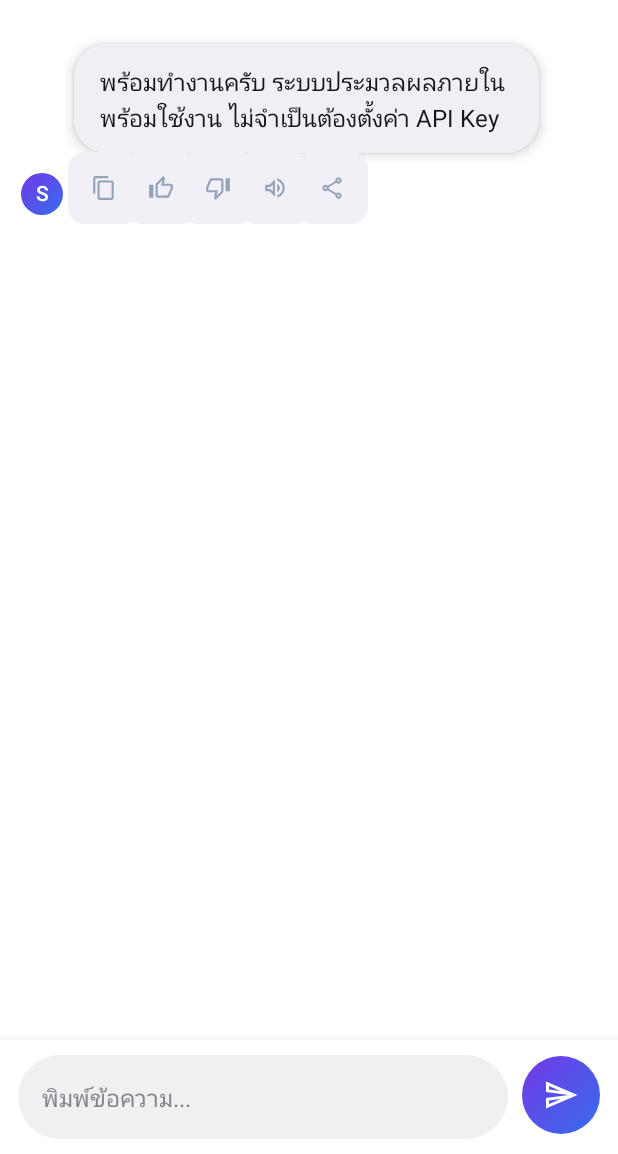
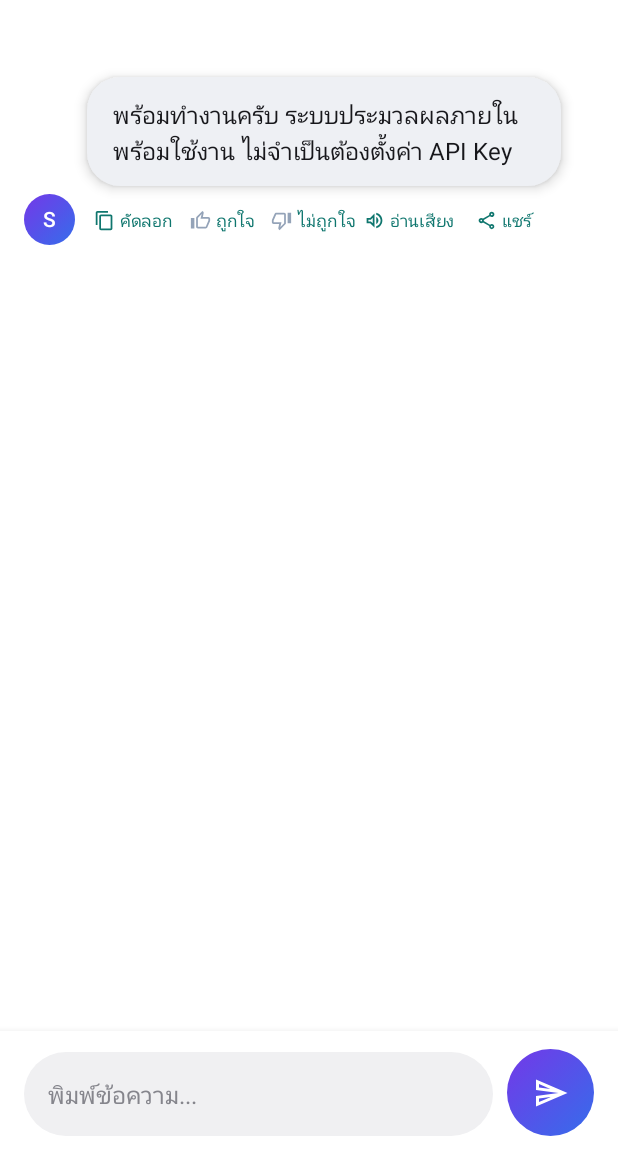
Before and after one commit to preecha021233-del/somchai-ai, an Android app built with Jetpack Compose: the screen it shows after launch (MainActivity), after a tap on "คัดลอก", on a phone screen of 412 x 824 dp, the part 82-1236 px from its top. Run offline under Robolectric (Android 15) with nearby library versions, the phone set to English and light mode, and no system bars.

Commit message:
Align SOMCHAI chat screen with approved Figma layout

```diff
--- a/app/src/main/java/com/somchai/ai/ui/AgentApp.kt
+++ b/app/src/main/java/com/somchai/ai/ui/AgentApp.kt
@@ -57,6 +57,7 @@ fun AgentApp(runtime: CoreRuntime) {
         containerColor = SomchaiBackground,
         topBar = {
             TopAppBar(
+                modifier = Modifier.height(86.dp),
                 title = { Row(verticalAlignment = Alignment.CenterVertically, horizontalArrangement = Arrangement.spacedBy(12.dp)) {
                     Box(Modifier.size(46.dp).clip(CircleShape).background(Brush.linearGradient(listOf(Color(0xFF7438E8), Color(0xFF356DEB)))), contentAlignment = Alignment.Center) {
                         Text("S", color = Color.White, style = MaterialTheme.typography.headlineMedium)
@@ -175,7 +176,7 @@ private fun ChatPage(
     ) {
         LazyColumn(
             state = listState,
-            modifier = Modifier.weight(1f).fillMaxWidth().padding(horizontal = 14.dp),
+            modifier = Modifier.weight(1f).fillMaxWidth().padding(horizontal = 16.dp),
             contentPadding = PaddingValues(top = 20.dp, bottom = 16.dp),
             verticalArrangement = Arrangement.spacedBy(14.dp)
         ) {
@@ -193,7 +194,7 @@ private fun ChatPage(
                 ) {
                     if (!isUser) {
                         Box(
-                            Modifier.padding(end = 7.dp).size(28.dp).clip(CircleShape)
+                            Modifier.padding(end = 8.dp).size(34.dp).clip(CircleShape)
                                 .background(Brush.linearGradient(listOf(Color(0xFF7438E8), Color(0xFF356DEB)))),
                             contentAlignment = Alignment.Center
                         ) {
@@ -209,7 +210,7 @@ private fun ChatPage(
                             Text(body, color = Color.White, style = MaterialTheme.typography.bodyLarge)
                         }
                     } else {
-                        Column(Modifier.widthIn(max = 310.dp)) {
+                        Column(Modifier.widthIn(max = 316.dp)) {
                             Surface(
                                 color = Color(0xFFEEF0F4),
                                 shape = RoundedCornerShape(22.dp),
@@ -221,24 +222,43 @@ private fun ChatPage(
                                 )
                             }
                             Row(
-                                modifier = Modifier.fillMaxWidth().padding(start = 2.dp, top = 5.dp),
-                                horizontalArrangement = Arrangement.spacedBy(2.dp),
+                                modifier = Modifier.fillMaxWidth().padding(start = 2.dp, top = 6.dp),
+                                horizontalArrangement = Arrangement.spacedBy(1.dp),
                                 verticalAlignment = Alignment.CenterVertically
                             ) {
-                                IconButton(onClick = {
+                                TextButton(
+                                    onClick = {
                                         val clipboard = context.getSystemService(Context.CLIPBOARD_SERVICE) as ClipboardManager
                                         clipboard.setPrimaryClip(ClipData.newPlainText("SOMCHAI AI", body))
                                         Toast.makeText(context, "คัดลอกแล้ว", Toast.LENGTH_SHORT).show()
-                                }, modifier = Modifier.size(36.dp).clip(RoundedCornerShape(11.dp)).background(Color(0xFFF2F0F7))) {
-                                    Icon(Icons.Outlined.ContentCopy, "คัดลอก", tint = SomchaiTextSecondary, modifier = Modifier.size(17.dp))
+                                    },
+                                    contentPadding = PaddingValues(horizontal = 2.dp, vertical = 0.dp),
+                                    modifier = Modifier.height(33.dp)
+                                ) {
+                                    Icon(Icons.Outlined.ContentCopy, contentDescription = null, modifier = Modifier.size(14.dp))
+                                    Spacer(Modifier.width(3.dp))
+                                    Text("คัดลอก", style = MaterialTheme.typography.labelSmall)
                                 }
-                                IconButton(onClick = { feedbackState[body] = true; onFeedback(body, true) }, modifier = Modifier.size(36.dp).clip(RoundedCornerShape(11.dp)).background(Color(0xFFF2F0F7))) {
-                                    Icon(Icons.Outlined.ThumbUp, "ถูกใจ", tint = if (feedbackState[body] == true) Color(0xFF6557E8) else SomchaiTextSecondary, modifier = Modifier.size(17.dp))
+                                TextButton(
+                                    onClick = { feedbackState[body] = true; onFeedback(body, true) },
+                                    contentPadding = PaddingValues(horizontal = 2.dp, vertical = 0.dp),
+                                    modifier = Modifier.height(33.dp)
+                                ) {
+                                    Icon(Icons.Outlined.ThumbUp, contentDescription = null, tint = if (feedbackState[body] == true) Color(0xFF6557E8) else SomchaiTextSecondary, modifier = Modifier.size(14.dp))
+                                    Spacer(Modifier.width(3.dp))
+                                    Text("ถูกใจ", style = MaterialTheme.typography.labelSmall)
                                 }
-                                IconButton(onClick = { feedbackState[body] = false; onFeedback(body, false) }, modifier = Modifier.size(36.dp).clip(RoundedCornerShape(11.dp)).background(Color(0xFFF2F0F7))) {
-                                    Icon(Icons.Outlined.ThumbDown, "ไม่ถูกใจ", tint = if (feedbackState[body] == false) Color(0xFF6557E8) else SomchaiTextSecondary, modifier = Modifier.size(17.dp))
+                                TextButton(
+                                    onClick = { feedbackState[body] = false; onFeedback(body, false) },
+                                    contentPadding = PaddingValues(horizontal = 2.dp, vertical = 0.dp),
+                                    modifier = Modifier.height(33.dp)
+                                ) {
+                                    Icon(Icons.Outlined.ThumbDown, contentDescription = null, tint = if (feedbackState[body] == false) Color(0xFF6557E8) else SomchaiTextSecondary, modifier = Modifier.size(14.dp))
+                                    Spacer(Modifier.width(3.dp))
+                                    Text("ไม่ถูกใจ", style = MaterialTheme.typography.labelSmall)
                                 }
-                                IconButton(onClick = {
+                                TextButton(
+                                    onClick = {
                                         if (speechReady) {
                                             val languageResult = speech.setLanguage(Locale("th", "TH"))
                                             if (languageResult >= TextToSpeech.LANG_AVAILABLE) {
@@ -249,17 +269,28 @@ private fun ChatPage(
                                         } else {
                                             Toast.makeText(context, "กำลังเตรียมระบบอ่านออกเสียง", Toast.LENGTH_SHORT).show()
                                         }
-                                }, modifier = Modifier.size(36.dp).clip(RoundedCornerShape(11.dp)).background(Color(0xFFF2F0F7))) {
-                                    Icon(Icons.Outlined.VolumeUp, "อ่านออกเสียง", tint = SomchaiTextSecondary, modifier = Modifier.size(17.dp))
+                                    },
+                                    contentPadding = PaddingValues(horizontal = 2.dp, vertical = 0.dp),
+                                    modifier = Modifier.height(33.dp)
+                                ) {
+                                    Icon(Icons.Outlined.VolumeUp, contentDescription = null, modifier = Modifier.size(14.dp))
+                                    Spacer(Modifier.width(3.dp))
+                                    Text("อ่านเสียง", style = MaterialTheme.typography.labelSmall)
                                 }
-                                IconButton(onClick = {
+                                TextButton(
+                                    onClick = {
                                         val intent = Intent(Intent.ACTION_SEND).apply {
                                             type = "text/plain"
                                             putExtra(Intent.EXTRA_TEXT, body)
                                         }
                                         context.startActivity(Intent.createChooser(intent, "แชร์คำตอบจาก SOMCHAI AI"))
-                                }, modifier = Modifier.size(36.dp).clip(RoundedCornerShape(11.dp)).background(Color(0xFFF2F0F7))) {
-                                    Icon(Icons.Outlined.Share, "แชร์", tint = SomchaiTextSecondary, modifier = Modifier.size(17.dp))
+                                    },
+                                    contentPadding = PaddingValues(horizontal = 2.dp, vertical = 0.dp),
+                                    modifier = Modifier.height(33.dp)
+                                ) {
+                                    Icon(Icons.Outlined.Share, contentDescription = null, modifier = Modifier.size(14.dp))
+                                    Spacer(Modifier.width(3.dp))
+                                    Text("แชร์", style = MaterialTheme.typography.labelSmall)
                                 }
                             }
                         }
@@ -292,7 +323,7 @@ private fun ChatPage(
         ) {
             Row(
                 modifier = Modifier.fillMaxWidth().navigationBarsPadding()
-                    .imePadding().padding(horizontal = 12.dp, vertical = 10.dp),
+                    .imePadding().padding(horizontal = 16.dp, vertical = 12.dp),
                 verticalAlignment = Alignment.Bottom,
                 horizontalArrangement = Arrangement.spacedBy(9.dp)
             ) {
@@ -328,7 +359,7 @@ private fun ChatPage(
                     )
                 )
                 Box(
-                    Modifier.padding(bottom = 3.dp).size(52.dp).clip(CircleShape)
+                    Modifier.padding(bottom = 0.dp).size(58.dp).clip(CircleShape)
                         .background(Brush.linearGradient(listOf(Color(0xFF7438E8), Color(0xFF356DEB)))),
                     contentAlignment = Alignment.Center
                 ) {
```
Lines whose indentation alone changed are shown as unchanged.
